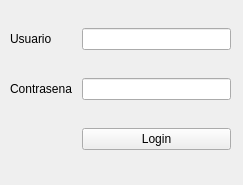
Qt form Ejercicio16/mainwindow.ui (Nores33/Ejercicios-POO-2025) before a commit.
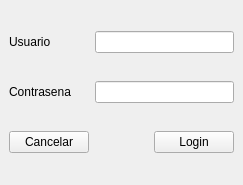
The same form after that commit.

```diff
--- a/Ejercicio16/mainwindow.ui
+++ b/Ejercicio16/mainwindow.ui
@@ -14,40 +14,35 @@
    <string>MainWindow</string>
   </property>
   <widget class="QWidget" name="centralwidget">
-   <widget class="QWidget" name="gridLayoutWidget">
-    <property name="geometry">
-     <rect>
-      <x>10</x>
-      <y>10</y>
-      <width>221</width>
-      <height>161</height>
-     </rect>
-    </property>
     <layout class="QGridLayout" name="gridLayout">
-     <property name="spacing">
-      <number>10</number>
-     </property>
-     <item row="2" column="0">
+    <item row="0" column="0">
       <widget class="QLabel" name="user_label">
        <property name="text">
         <string>Usuario</string>
        </property>
       </widget>
      </item>
-     <item row="4" column="0">
+    <item row="0" column="1" colspan="2">
+     <widget class="QLineEdit" name="user"/>
+    </item>
+    <item row="1" column="0">
       <widget class="QLabel" name="password_label">
        <property name="text">
         <string>Contrasena</string>
        </property>
       </widget>
      </item>
-     <item row="4" column="2">
+    <item row="1" column="1" colspan="2">
       <widget class="QLineEdit" name="password"/>
      </item>
+    <item row="2" column="0">
+     <widget class="QPushButton" name="cancel_button">
+      <property name="text">
+       <string>Cancelar</string>
+      </property>
+     </widget>
+    </item>
      <item row="2" column="2">
-      <widget class="QLineEdit" name="user"/>
-     </item>
-     <item row="5" column="2">
       <widget class="QPushButton" name="login_button">
        <property name="text">
         <string>Login</string>
@@ -55,7 +50,6 @@
       </widget>
      </item>
     </layout>
-   </widget>
   </widget>
  </widget>
  <resources/>
```
Lines whose indentation alone changed are shown as unchanged.
